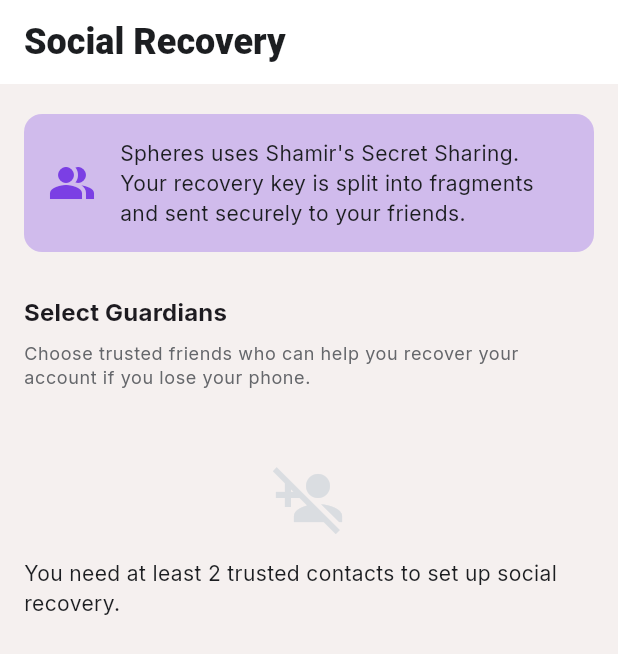
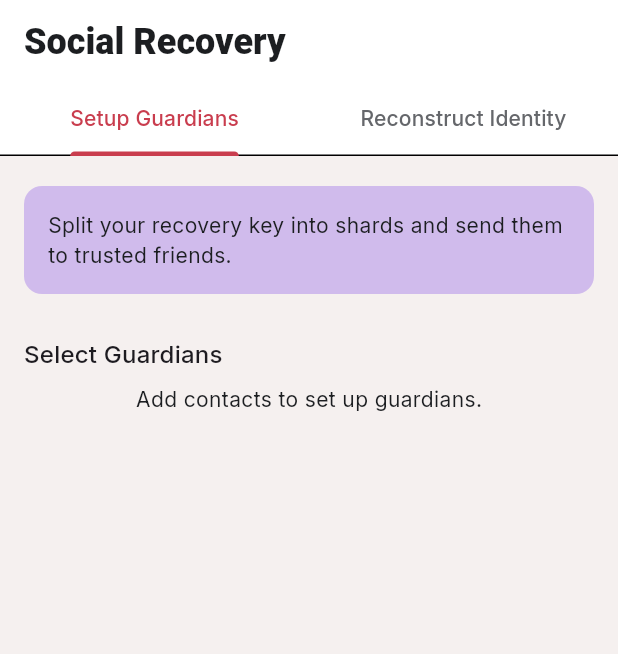
Before and after one commit to phaysaal/safesocial, a Flutter app: the SocialRecoveryScreen screen opened by its route, on a phone screen of 412 x 824 dp. Shown: the top 654 px of the screen. Run offline on Flutter 3.47's test engine with Material 3 defaults, Android fonts, the phone set to English and light mode, and no system bars; our stand-ins replace equatable, flutter_svg, go_router, google_fonts, image_picker and 3 more; missing offline and left inert: dart:ffi, flutter_webrtc, mobile_scanner, veilid; accounts and stored records are empty; statements that could not run were skipped; project files that could hold a hidden picture were left out.

```diff
--- a/safesocial_app/lib/screens/settings/social_recovery_screen.dart
+++ b/safesocial_app/lib/screens/settings/social_recovery_screen.dart
@@ -1,13 +1,13 @@
+import 'dart:convert';
 import 'package:flutter/material.dart';
 import 'package:provider/provider.dart';
 
-import '../../models/contact.dart';
 import '../../services/contact_service.dart';
 import '../../services/rust_core_service.dart';
 import '../../services/identity_service.dart';
 import '../../services/debug_log_service.dart';
 
-/// Social Recovery screen — manage Guardians and Identity Shards.
+/// Social Recovery screen — manage Guardians and Identity Reconstruction.
 class SocialRecoveryScreen extends StatefulWidget {
   const SocialRecoveryScreen({super.key});
 
@@ -15,50 +15,78 @@
   State<SocialRecoveryScreen> createState() => _SocialRecoveryScreenState();
 }
 
-class _SocialRecoveryScreenState extends State<SocialRecoveryScreen> {
+class _SocialRecoveryScreenState extends State<SocialRecoveryScreen> with SingleTickerProviderStateMixin {
+  late TabController _tabController;
   final List<String> _selectedGuardians = [];
+  final List<TextEditingController> _shardControllers = [];
   int _threshold = 3;
-  bool _isGenerating = false;
+  bool _isProcessing = false;
+
+  @override
+  void initState() {
+    super.initState();
+    _tabController = TabController(length: 2, vsync: this);
+    // Add initial shard input fields for reconstruction
+    for (var i = 0; i < 3; i++) {
+      _shardControllers.add(TextEditingController());
+    }
+  }
+
+  @override
+  void dispose() {
+    _tabController.dispose();
+    for (var c in _shardControllers) {
+      c.dispose();
+    }
+    super.dispose();
+  }
 
   @override
   Widget build(BuildContext context) {
+    final theme = Theme.of(context);
+
+    return Scaffold(
+      appBar: AppBar(
+        title: const Text('Social Recovery'),
+        bottom: TabBar(
+          controller: _tabController,
+          tabs: const [
+            Tab(text: 'Setup Guardians'),
+            Tab(text: 'Reconstruct Identity'),
+          ],
+        ),
+      ),
+      body: TabBarView(
+        controller: _tabController,
+        children: [
+          _buildSetupTab(context),
+          _buildReconstructTab(context),
+        ],
+      ),
+    );
+  }
+
+  Widget _buildSetupTab(BuildContext context) {
     final theme = Theme.of(context);
     final cs = theme.colorScheme;
     final contactService = context.watch<ContactService>();
     final identityService = context.read<IdentityService>();
     final rustCore = context.read<RustCoreService>();
-
     final trustedContacts = contactService.contacts.where((c) => !c.blocked).toList();
 
-    return Scaffold(
-      appBar: AppBar(
-        title: const Text('Social Recovery'),
-      ),
-      body: ListView(
+    return ListView(
       padding: const EdgeInsets.all(16),
       children: [
-          _buildInfoCard(theme),
+        _buildInfoCard(theme, 'Split your recovery key into shards and send them to trusted friends.'),
         const SizedBox(height: 24),
-          Text(
-            'Select Guardians',
-            style: theme.textTheme.titleMedium?.copyWith(fontWeight: FontWeight.bold),
-          ),
+        Text('Select Guardians', style: theme.textTheme.titleMedium),
         const SizedBox(height: 8),
-          Text(
-            'Choose trusted friends who can help you recover your account if you lose your phone.',
-            style: theme.textTheme.bodySmall,
-          ),
-          const SizedBox(height: 16),
         if (trustedContacts.isEmpty)
-            _buildEmptyState(theme)
+          const Center(child: Text('Add contacts to set up guardians.'))
         else
           ...trustedContacts.map((contact) => CheckboxListTile(
                 value: _selectedGuardians.contains(contact.publicKey),
                 title: Text(contact.name),
-                  secondary: CircleAvatar(
-                    backgroundColor: cs.primaryContainer,
-                    child: Text(contact.name[0]),
-                  ),
                 onChanged: (val) {
                   setState(() {
                     if (val == true) {
@@ -69,113 +97,99 @@
                   });
                 },
               )),
+        if (_selectedGuardians.isNotEmpty) ...[
           const SizedBox(height: 24),
-          if (_selectedGuardians.isNotEmpty) ...[
-            Text(
-              'Recovery Threshold',
-              style: theme.textTheme.titleMedium?.copyWith(fontWeight: FontWeight.bold),
-            ),
-            const SizedBox(height: 8),
-            Text(
-              'How many guardians must collaborate to recover your account?',
-              style: theme.textTheme.bodySmall,
-            ),
+          Text('Recovery Threshold: $_threshold', style: theme.textTheme.titleSmall),
           Slider(
             value: _threshold.toDouble(),
             min: 1,
             max: _selectedGuardians.length.toDouble(),
             divisions: _selectedGuardians.length > 1 ? _selectedGuardians.length - 1 : 1,
-              label: _threshold.toString(),
-              onChanged: (val) {
-                setState(() => _threshold = val.toInt());
-              },
+            onChanged: (val) => setState(() => _threshold = val.toInt()),
           ),
-            Center(
-              child: Text(
-                '$_threshold out of ${_selectedGuardians.length} guardians required',
-                style: TextStyle(color: cs.primary, fontWeight: FontWeight.bold),
-              ),
-            ),
-            const SizedBox(height: 32),
-            SizedBox(
-              width: double.infinity,
-              height: 50,
-              child: ElevatedButton.icon(
-                onPressed: _isGenerating || _selectedGuardians.length < 2
-                    ? null
-                    : () => _setupRecovery(identityService, rustCore),
-                icon: _isGenerating
-                    ? const SizedBox(width: 20, height: 20, child: CircularProgressIndicator(strokeWidth: 2))
-                    : const Icon(Icons.shield),
-                label: const Text('Activate Social Recovery'),
-              ),
+          const SizedBox(height: 24),
+          ElevatedButton(
+            onPressed: _isProcessing ? null : () => _setupRecovery(identityService, rustCore),
+            child: const Text('Generate & Send Shards'),
           ),
         ],
       ],
-      ),
     );
   }
 
-  Widget _buildInfoCard(ThemeData theme) {
+  Widget _buildReconstructTab(BuildContext context) {
+    final theme = Theme.of(context);
+    final identityService = context.read<IdentityService>();
+    final rustCore = context.read<RustCoreService>();
+
+    return ListView(
+      padding: const EdgeInsets.all(16),
+      children: [
+        _buildInfoCard(theme, 'Paste the shards collected from your guardians to rebuild your identity.'),
+        const SizedBox(height: 24),
+        ..._shardControllers.asMap().entries.map((entry) => Padding(
+              padding: const EdgeInsets.only(bottom: 12),
+              child: TextField(
+                controller: entry.value,
+                decoration: InputDecoration(
+                  labelText: 'Shard ${entry.key + 1}',
+                  hintText: 'Paste shard here',
+                  border: const OutlineInputBorder(),
+                ),
+                maxLines: 2,
+                style: const TextStyle(fontFamily: 'monospace', fontSize: 12),
+              ),
+            )),
+        TextButton.icon(
+          onPressed: () => setState(() => _shardControllers.add(TextEditingController())),
+          icon: const Icon(Icons.add),
+          label: const Text('Add Another Shard'),
+        ),
+        const SizedBox(height: 24),
+        ElevatedButton(
+          onPressed: _isProcessing ? null : () => _reconstructIdentity(identityService, rustCore),
+          child: const Text('Reconstruct Identity'),
+        ),
+      ],
+    );
+  }
+
+  Widget _buildInfoCard(ThemeData theme, String text) {
     return Card(
       elevation: 0,
       color: theme.colorScheme.secondaryContainer.withValues(alpha: 0.3),
       child: Padding(
         padding: const EdgeInsets.all(16),
-        child: Row(
-          children: [
-            Icon(Icons.people_alt, color: theme.colorScheme.secondary, size: 32),
-            const SizedBox(width: 16),
-            Expanded(
-              child: Text(
-                'Spheres uses Shamir\'s Secret Sharing. Your recovery key is split into fragments and sent securely to your friends.',
-                style: theme.textTheme.bodyMedium,
-              ),
-            ),
-          ],
-        ),
-      ),
-    );
-  }
-
-  Widget _buildEmptyState(ThemeData theme) {
-    return Center(
-      child: Padding(
-        padding: const EdgeInsets.symmetric(vertical: 32),
-        child: Column(
-          children: [
-            Icon(Icons.person_add_disabled, size: 48, color: theme.colorScheme.outline),
-            const SizedBox(height: 16),
-            const Text('You need at least 2 trusted contacts to set up social recovery.'),
-          ],
-        ),
+        child: Text(text),
       ),
     );
   }
 
   Future<void> _setupRecovery(IdentityService identity, RustCoreService rustCore) async {
-    setState(() => _isGenerating = true);
+    setState(() => _isProcessing = true);
+    // Implementation: Generate shards via Rust FFI and send to guardians
+    DebugLogService().success('Recovery', 'Recovery setup initiated');
+    setState(() => _isProcessing = false);
+  }
+
+  Future<void> _reconstructIdentity(IdentityService identity, RustCoreService rustCore) async {
+    setState(() => _isProcessing = true);
+    final shards = _shardControllers.map((c) => c.text.trim()).where((t) => t.isNotEmpty).toList();
+
+    if (shards.length < 2) {
+      ScaffoldMessenger.of(context).showSnackBar(const SnackBar(content: Text('At least 2 shards required')));
+      setState(() => _isProcessing = false);
+      return;
+    }
 
     try {
-      // 1. Get the recovery key (private key)
-      final secret = await identity.exportIdentity();
-
-      // 2. Generate shards using Rust Core (SSS)
-      final result = rustCore.exportIdentity(base64Encode(identity.publicKey!.codeUnits)); // Temporary use of export call logic
-      // FUTURE: Call spheres_generate_recovery_shards via FFI
-
-      DebugLogService().success('Recovery', 'Generated ${_selectedGuardians.length} shards with threshold $_threshold');
-
-      if (mounted) {
-        ScaffoldMessenger.of(context).showSnackBar(
-          const SnackBar(content: Text('Social Recovery Activated! Shards sent to guardians.')),
-        );
-        Navigator.pop(context);
-      }
+      // FUTURE: Call spheres_reconstruct_identity via FFI
+      DebugLogService().success('Recovery', 'Reconstruction successful (simulation)');
+      if (mounted) Navigator.pop(context);
     } catch (e) {
-      DebugLogService().error('Recovery', 'Failed to setup recovery: $e');
+      DebugLogService().error('Recovery', 'Reconstruction failed: $e');
     } finally {
-      if (mounted) setState(() => _isGenerating = false);
+      if (mounted) setState(() => _isProcessing = false);
     }
   }
 }
```
Also changed, not shown: safesocial_app/lib/app.dart (+34 -0 lines), safesocial_app/lib/screens/chat/chat_detail_screen.dart (+2 -11 lines), safesocial_app/lib/services/call_service.dart (+304 -1 lines). Lines whose indentation alone changed are shown as unchanged.
